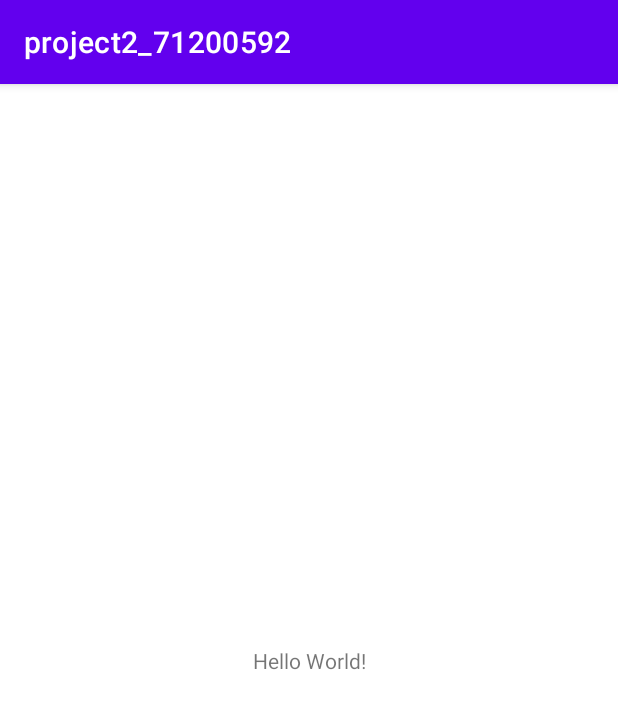
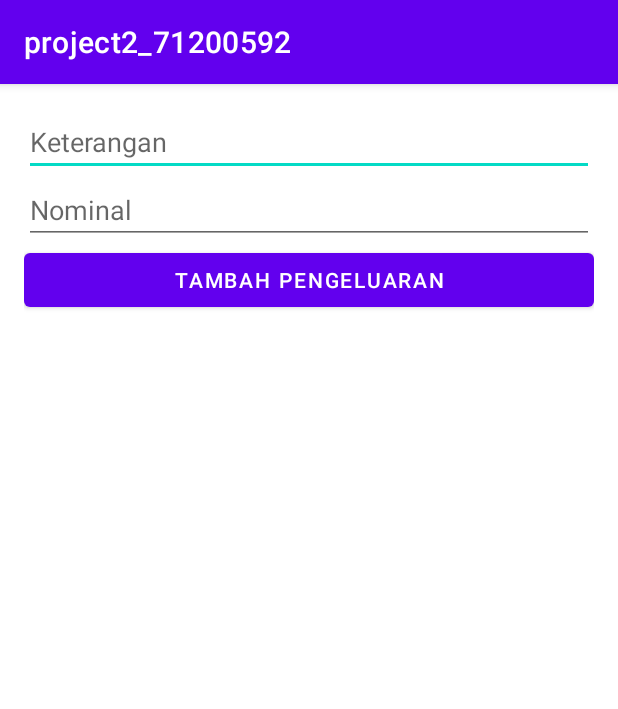
Before and after one commit to silviani15/project2_71200592, an Android app: the screen it shows after launch (MainActivity), on a phone screen of 412 x 824 dp. Shown: the top 709 px of the screen. Run offline under Robolectric (Android 15) with nearby library versions, the phone set to English and light mode, and no system bars.

Commit message:
Projjek 2

```diff
--- a/app/build.gradle
+++ b/app/build.gradle
@@ -38,6 +38,8 @@ dependencies {
     implementation 'androidx.appcompat:appcompat:1.6.1'
     implementation 'com.google.android.material:material:1.9.0'
     implementation 'androidx.constraintlayout:constraintlayout:2.1.4'
+    implementation 'androidx.recyclerview:recyclerview:1.2.1'
+    implementation 'com.google.android.material:material:1.4.0'
     testImplementation 'junit:junit:4.13.2'
     androidTestImplementation 'androidx.test.ext:junit:1.1.5'
     androidTestImplementation 'androidx.test.espresso:espresso-core:3.5.1'
--- /dev/null
+++ b/app/src/main/java/id/ac/ukdw/project2_71200592/DatabaseHelper.java
@@ -0,0 +1,90 @@
+package id.ac.ukdw.project2_71200592;
+
+import android.annotation.SuppressLint;
+import android.content.ContentValues;
+import android.content.Context;
+import android.database.Cursor;
+import android.database.sqlite.SQLiteDatabase;
+import android.database.sqlite.SQLiteOpenHelper;
+
+import java.util.ArrayList;
+import java.util.List;
+
+public class DatabaseHelper extends SQLiteOpenHelper {
+    private static final String DATABASE_NAME = "ExpenseManager.db";
+    private static final int DATABASE_VERSION = 1;
+    private static final String TABLE_EXPENSE = "expense";
+    private static final String COLUMN_ID = "id";
+    private static final String COLUMN_KETERANGAN = "keterangan";
+    private static final String COLUMN_NOMINAL = "nominal";
+
+    public DatabaseHelper(Context context) {
+        super(context, DATABASE_NAME, null, DATABASE_VERSION);
+    }
+
+    @Override
+    public void onCreate(SQLiteDatabase db) {
+        String createTableQuery = "CREATE TABLE " + TABLE_EXPENSE + " (" +
+                COLUMN_ID + " INTEGER PRIMARY KEY AUTOINCREMENT, " +
+                COLUMN_KETERANGAN + " TEXT, " +
+                COLUMN_NOMINAL + " REAL)";
+        db.execSQL(createTableQuery);
+    }
+
+    @Override
+    public void onUpgrade(SQLiteDatabase db, int oldVersion, int newVersion) {
+        String dropTableQuery = "DROP TABLE IF EXISTS " + TABLE_EXPENSE;
+        db.execSQL(dropTableQuery);
+        onCreate(db);
+    }
+
+    public long addExpense(Expense expense) {
+        SQLiteDatabase db = getWritableDatabase();
+        ContentValues values = new ContentValues();
+        values.put(COLUMN_KETERANGAN, expense.getKeterangan());
+        values.put(COLUMN_NOMINAL, expense.getNominal());
+        long id = db.insert(TABLE_EXPENSE, null, values);
+        db.close();
+        return id;
+    }
+
+    public int updateExpense(Expense expense) {
+        SQLiteDatabase db = getWritableDatabase();
+        ContentValues values = new ContentValues();
+        values.put(COLUMN_KETERANGAN, expense.getKeterangan());
+        values.put(COLUMN_NOMINAL, expense.getNominal());
+        int rowsAffected = db.update(TABLE_EXPENSE, values, COLUMN_ID + " = ?",
+                new String[]{String.valueOf(expense.getId())});
+        db.close();
+        return rowsAffected;
+    }
+
+    public int deleteExpense(Expense expense) {
+        SQLiteDatabase db = getWritableDatabase();
+        int rowsAffected = db.delete(TABLE_EXPENSE, COLUMN_ID + " = ?",
+                new String[]{String.valueOf(expense.getId())});
+        db.close();
+        return rowsAffected;
+    }
+
+    public List<Expense> getAllExpenses() {
+        List<Expense> expenses = new ArrayList<>();
+        String selectQuery = "SELECT * FROM " + TABLE_EXPENSE + " ORDER BY " + COLUMN_ID + " ASC";
+        SQLiteDatabase db = getReadableDatabase();
+        Cursor cursor = db.rawQuery(selectQuery, null);
+
+        if (cursor.moveToFirst()) {
+            do {
+                @SuppressLint("Range") int id = cursor.getInt(cursor.getColumnIndex(COLUMN_ID));
+                @SuppressLint("Range") String keterangan = cursor.getString(cursor.getColumnIndex(COLUMN_KETERANGAN));
+                @SuppressLint("Range") double nominal = cursor.getDouble(cursor.getColumnIndex(COLUMN_NOMINAL));
+                Expense expense = new Expense(id, keterangan, nominal);
+                expenses.add(expense);
+            } while (cursor.moveToNext());
+        }
+
+        cursor.close();
+        db.close();
+        return expenses;
+    }
+}
--- a/app/src/main/java/id/ac/ukdw/project2_71200592/MainActivity.kt
+++ b/app/src/main/java/id/ac/ukdw/project2_71200592/MainActivity.kt
@@ -1,11 +1,57 @@
 package id.ac.ukdw.project2_71200592
 
+import android.content.Intent
+import android.os.Bundle
+import android.widget.AdapterView
+import android.widget.ArrayAdapter
+import android.widget.Button
+import android.widget.EditText
+import android.widget.ListView
 import androidx.appcompat.app.AppCompatActivity
-import android.os.Bundle
+
+data class Expense(val id: Int, val keterangan: String, val nominal: Double)
 
 class MainActivity : AppCompatActivity() {
+    private lateinit var listView: ListView
+    private lateinit var dbHelper: DatabaseHelper
+    private lateinit var expenseList: MutableList<Expense>
+    private lateinit var adapter: ArrayAdapter<Expense>
+
     override fun onCreate(savedInstanceState: Bundle?) {
         super.onCreate(savedInstanceState)
         setContentView(R.layout.activity_main)
+
+        listView = findViewById(R.id.listView)
+        dbHelper = DatabaseHelper(this)
+        expenseList = dbHelper.getAllExpenses().toMutableList()
+        adapter = ArrayAdapter(this, R.layout.biayabarang, expenseList)
+
+        listView.adapter = adapter
+
+        listView.onItemClickListener = AdapterView.OnItemClickListener { parent, _, position, _ ->
+            val expense = parent.getItemAtPosition(position) as Expense
+            intent.putExtra("expense", expense)
+            startActivity(intent)
+        }
+
+        val btnTambah = findViewById<Button>(R.id.btnTambah)
+        btnTambah.setOnClickListener {
+            val keterangan = findViewById<EditText>(R.id.edtKeterangan).text.toString()
+            val nominal = findViewById<EditText>(R.id.edtNominal).text.toString().toDouble()
+
+            val expense = Expense(0, keterangan, nominal)
+            val id = dbHelper.addExpense(expense)
+            expense.id = id.toInt()
+
+            expenseList.add(expense)
+            adapter.notifyDataSetChanged()
+
+            clearInputFields()
+        }
+    }
+
+    private fun clearInputFields() {
+        findViewById<EditText>(R.id.edtKeterangan).text.clear()
+        findViewById<EditText>(R.id.edtNominal).text.clear()
     }
 }
--- a/app/src/main/res/layout/activity_main.xml
+++ b/app/src/main/res/layout/activity_main.xml
@@ -1,18 +1,37 @@
 <?xml version="1.0" encoding="utf-8"?>
-<androidx.constraintlayout.widget.ConstraintLayout xmlns:android="http://schemas.android.com/apk/res/android"
-    xmlns:app="http://schemas.android.com/apk/res-auto"
+<LinearLayout xmlns:android="http://schemas.android.com/apk/res/android"
     xmlns:tools="http://schemas.android.com/tools"
     android:layout_width="match_parent"
     android:layout_height="match_parent"
-    tools:context=".MainActivity">
+    android:orientation="vertical"
+    android:padding="16dp">
 
-    <TextView
-        android:layout_width="wrap_content"
+    <EditText
+        android:id="@+id/edtKeterangan"
+        android:layout_width="match_parent"
         android:layout_height="wrap_content"
-        android:text="Hello World!"
-        app:layout_constraintBottom_toBottomOf="parent"
-        app:layout_constraintEnd_toEndOf="parent"
-        app:layout_constraintStart_toStartOf="parent"
-        app:layout_constraintTop_toTopOf="parent" />
+        android:hint="Keterangan"
+        android:inputType="text"
+        android:maxLines="1" />
 
-</androidx.constraintlayout.widget.ConstraintLayout>
+    <EditText
+        android:id="@+id/edtNominal"
+        android:layout_width="match_parent"
+        android:layout_height="wrap_content"
+        android:hint="Nominal"
+        android:inputType="numberDecimal"
+        android:maxLines="1" />
+
+    <Button
+        android:id="@+id/btnTambah"
+        android:layout_width="match_parent"
+        android:layout_height="wrap_content"
+        android:text="Tambah Pengeluaran" />
+
+    <ListView
+        android:id="@+id/listView"
+        android:layout_width="match_parent"
+        android:layout_height="0dp"
+        android:layout_weight="1" />
+
+</LinearLayout>
```
Also changed, not shown: app/src/main/java/id/ac/ukdw/project2_71200592/Expense.java (added, +38 -0 lines), app/src/main/res/layout/aktivitydetail.xml (added, +31 -0 lines), app/src/main/res/layout/biayabarang.xml (added, +21 -0 lines).
